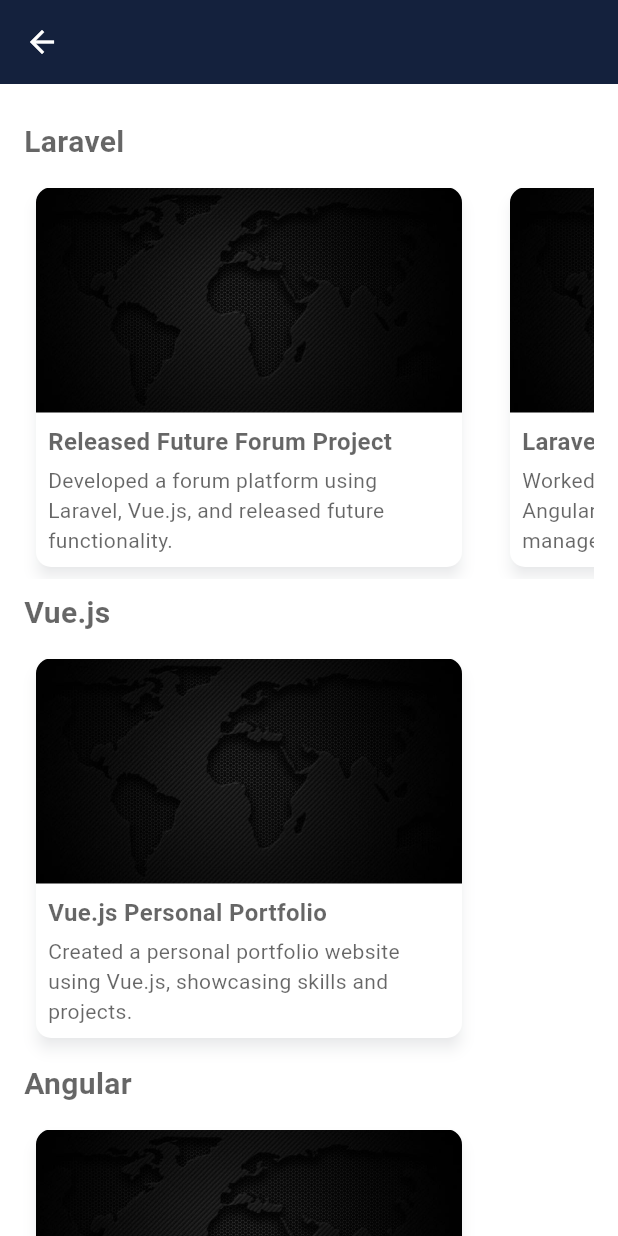
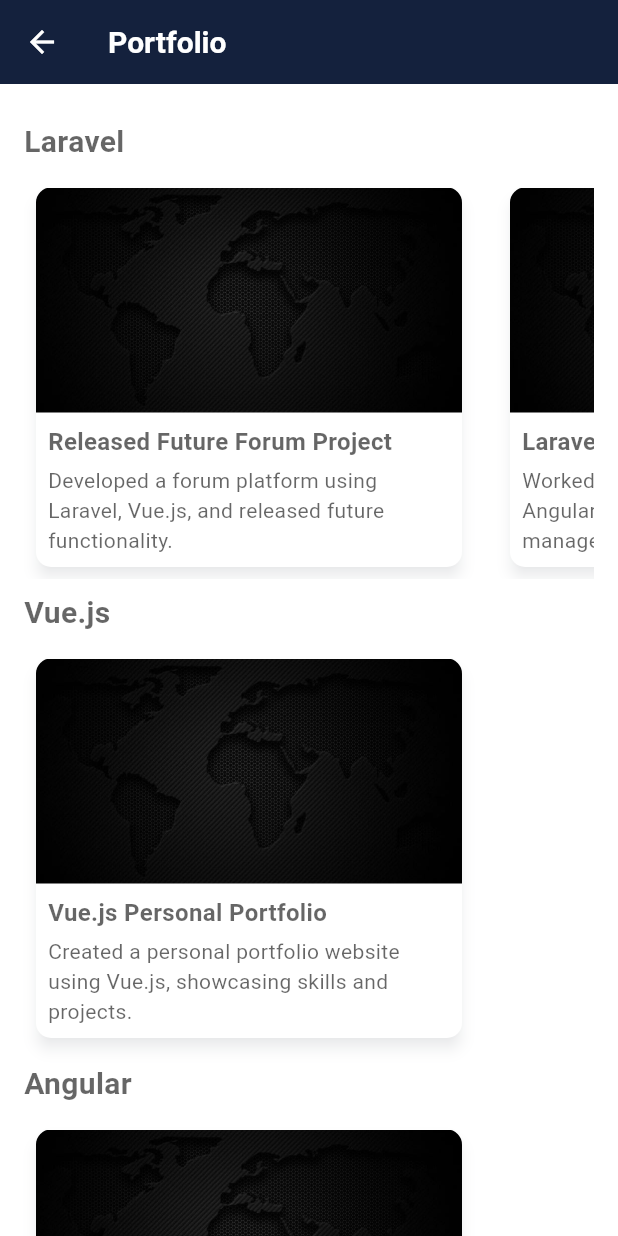
Before and after one commit to maherBoughdiri/flutter-quiz, a Flutter app: the PortfolioScreen screen opened by its route, on a phone screen of 412 x 824 dp. Run offline on Flutter 3.47's test engine with Material 3 defaults, Android fonts, the light colour scheme and no system bars; our stand-ins replace carousel_slider, flutter_map, google_fonts, latlong2, shared_preferences; accounts and stored records are empty.

Commit message:
[FIX] translation

```diff
--- a/lib/screens/portfolio.screen.dart
+++ b/lib/screens/portfolio.screen.dart
@@ -6,7 +6,7 @@
   Widget build(BuildContext context) {
     return Scaffold(
       appBar: AppBar(
-        title: Text(getTranslate(context, 'portfolio_title')),
+        title: Text(getTranslate(context, 'portfolio')),
       ),
       body: ListView.builder(
         padding: EdgeInsets.all(16.0),
```
